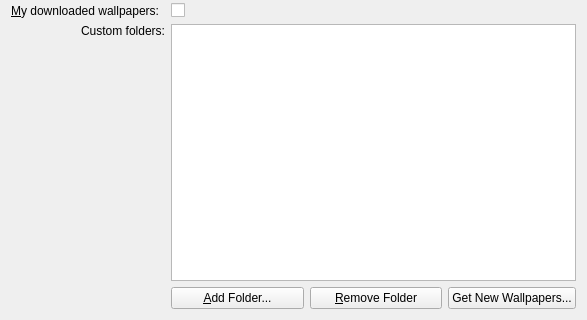
Above: plasma/generic/wallpapers/image/slideshowconfig.ui from mgottschlag/kwin-tiling before the change; both pictures show x 0 to 587 and y 150 to 470 of the 587 by 470 pixel window. Below: the same form after it.
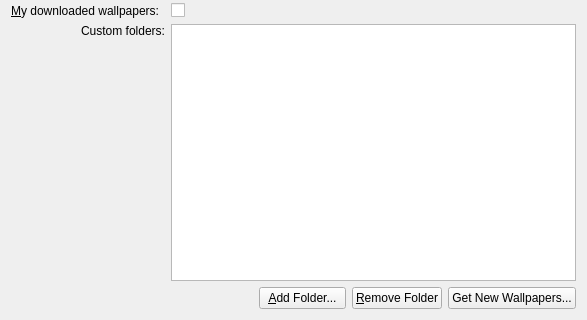
That is the form after the change. Custom widgets are drawn as their Qt base class.

Commit message: keep the buttons right aligned

```diff
--- a/plasma/generic/wallpapers/image/slideshowconfig.ui
+++ b/plasma/generic/wallpapers/image/slideshowconfig.ui
@@ -226,6 +226,19 @@
    </item>
    <item row="8" column="2">
     <layout class="QHBoxLayout" name="horizontalLayout_2">
+     <item>
+      <spacer name="horizontalSpacer">
+       <property name="orientation">
+        <enum>Qt::Horizontal</enum>
+       </property>
+       <property name="sizeHint" stdset="0">
+        <size>
+         <width>40</width>
+         <height>20</height>
+        </size>
+       </property>
+      </spacer>
+     </item>
      <item>
       <widget class="KPushButton" name="m_addDir">
        <property name="sizePolicy">
```
